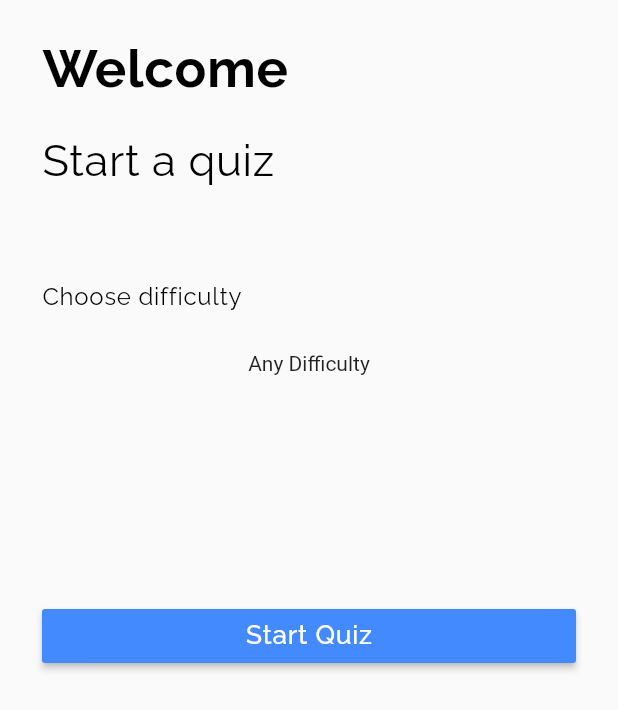
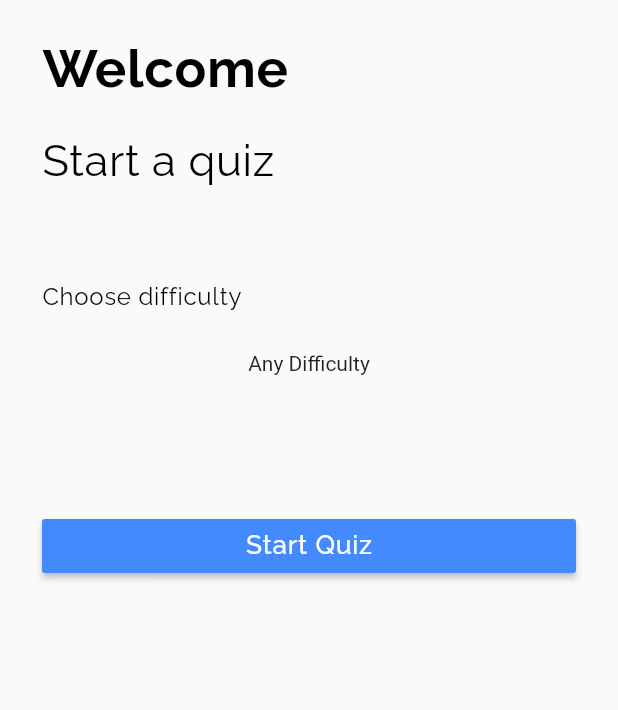
Before and after one commit to olumidayy/quizzify, a Flutter app: the Result screen opened directly with empty values, after a tap on "Home", on a phone screen of 412 x 824 dp. Shown: the top 710 px of the screen. Run offline on Flutter 3.47's test engine with Material 2 defaults, Android fonts, the phone set to English and light mode, and no system bars; our stand-ins replace firebase_auth, font_awesome_flutter, google_fonts, google_sign_in, percent_indicator; missing offline and left inert: direct_select; accounts and stored records are empty.

Commit message:
added some things

```diff
--- a/lib/main.dart
+++ b/lib/main.dart
@@ -1,6 +1,6 @@
 import 'package:flutter/material.dart';
 import './ui/home.dart';
-import './ui/question_page.dart';
+// import './ui/question_page.dart';
 
 void main() {
 //  print(getQuestions());
@@ -13,6 +13,7 @@ class MyApp extends StatelessWidget {
   Widget build(BuildContext context) {
     return MaterialApp(
       title: 'Flutter Demo',
+      debugShowCheckedModeBanner: false,
       home: Home(),
     );
   }
--- a/lib/ui/home.dart
+++ b/lib/ui/home.dart
@@ -93,7 +93,7 @@ class _HomeState extends State<Home> {
               });
             },
             items: _buildDifficulties()),
-        SizedBox(height: 100),
+        SizedBox(height: 40),
         Padding(
           padding: const EdgeInsets.all(28.0),
           child: RaisedButton(
--- a/lib/ui/question_page.dart
+++ b/lib/ui/question_page.dart
@@ -1,9 +1,9 @@
 import 'package:flutter/material.dart';
 import 'models.dart';
-import 'package:percent_indicator/percent_indicator.dart';
-import 'package:font_awesome_flutter/font_awesome_flutter.dart';
 import 'package:google_fonts/google_fonts.dart';
-import 'home.dart';
+// import 'home.dart';
+import 'result.dart';
+
 
 class QuestionPage extends StatefulWidget {
   final List<Question> questions;
@@ -20,10 +20,10 @@ class _QuestionPageState extends State<QuestionPage> {
   @override
   Widget build(BuildContext context) {
     List<Question> questions = (widget.questions);
-    print(questions.length);
     Question question = questions[index];
+    print(question.correctAnswer);
     List options = question.incorrectAnswers + [question.correctAnswer];
-    options.shuffle();
+    // options.shuffle();
     return Scaffold(
         body: ListView(
       children: <Widget>[
@@ -111,10 +111,11 @@ class _OptionState extends State<Option> {
     return Padding(
       padding: const EdgeInsets.all(8.0),
       child: Container(
-        width: 300,
+          alignment: Alignment.center,
+          width: 300,
           decoration: BoxDecoration(
             color: Colors.blueAccent[100],
-            border: Border.all(color: Colors.blueAccent, width: 2),
+            border: Border.all(color: Colors.black, width: 2),
             borderRadius: BorderRadius.circular(10),
           ),
           child: Padding(
@@ -136,118 +137,3 @@ String sanitize(String str) {
   str = str.replaceAll('&quot;', '"');
   return str;
 }
-
-class Result extends StatelessWidget {
-  final int score, total;
-  final List<Question> questions;
-
-  const Result({Key key, this.score, this.total, this.questions}) : super(key: key);
-
-  @override
-  Widget build(BuildContext context) {
-    var percent = ((this.score / this.total) * 100).toStringAsFixed(2);
-    return Scaffold(
-        body: SingleChildScrollView(
-      child: Column(
-          mainAxisAlignment: MainAxisAlignment.center,
-          children: <Widget>[
-            Center(
-              child: Padding(
-                padding: const EdgeInsets.fromLTRB(15, 28.0, 15, 5),
-                child: Text(
-                  'Your score',
-                  style: GoogleFonts.raleway(
-                    textStyle: TextStyle(
-                        color: Colors.black,
-                        letterSpacing: .5,
-                        // fontWeight: FontWeight.bold,
-                        fontSize: 30),
-                  ),
-                ),
-              ),
-            ),
-            new CircularPercentIndicator(
-              radius: 120.0,
-              lineWidth: 13.0,
-              animation: true,
-              percent: double.parse(percent) / 100,
-              center: new Text(
-                "$percent%",
-                style:
-                    new TextStyle(fontWeight: FontWeight.bold, fontSize: 20.0),
-              ),
-              footer: new Column(
-                children: <Widget>[
-                  Padding(
-                    padding: const EdgeInsets.fromLTRB(15, 28.0, 15, 5),
-                    child: Text(
-                      'Total number of Questions asked: ${this.total}',
-                      style: GoogleFonts.raleway(
-                        textStyle: TextStyle(
-                            color: Colors.black,
-                            letterSpacing: .5,
-                            // fontWeight: FontWeight.bold,
-                            fontSize: 17),
-                      ),
-                    ),
-                  ),
-                  Padding(
-                    padding: const EdgeInsets.fromLTRB(15, 28.0, 15, 5),
-                    child: Text(
-                      'Number of Questions answered correctly: ${this.score}',
-                      textAlign: TextAlign.center,
-                      style: GoogleFonts.raleway(
-                        textStyle: TextStyle(
-                            color: Colors.black,
-                            letterSpacing: .5,
-                            fontSize: 17),
-                      ),
-                    ),
-                  ),
-                ],
-              ),
-              circularStrokeCap: CircularStrokeCap.round,
-              progressColor: double.parse(percent) >= 70
-                  ? Colors.green
-                  : double.parse(percent) >= 50
-                      ? Colors.yellow
-                      : double.parse(percent) > 39 ? Colors.orange : Colors.red,
-            ),
-            SizedBox(height:30),
-            GestureDetector(
-              onTap: (){
-                Navigator.pushReplacement(context, MaterialPageRoute(builder: (context) => QuestionPage(questions: questions)));
-              },
-              child: Padding(
-                padding: const EdgeInsets.all(8.0),
-                child: FaIcon(
-                  FontAwesomeIcons.redo,
-                  size: 50,
-                ),
-              ),
-            ),
-            Text(
-              'Retry this quiz',
-              textAlign: TextAlign.center,
-              style: GoogleFonts.raleway(
-                textStyle: TextStyle(
-                    color: Colors.black, letterSpacing: .5, fontSize: 16),
-              ),
-            ),
-            SizedBox(height: 30,),
-            OutlineButton(onPressed: (){
-              Navigator.pushReplacement(context, MaterialPageRoute(builder: (context) => Home()));
-            },
-            child: Text(
-              'Home',
-              textAlign: TextAlign.center,
-              style: GoogleFonts.raleway(
-                textStyle: TextStyle(
-                    color: Colors.black, letterSpacing: .5, fontSize: 16),
-              ),
-            ),
-            )
-          ]),
-    ));
-  }
-}
--- /dev/null
+++ b/lib/ui/result.dart
@@ -0,0 +1,201 @@
+import 'package:flutter/material.dart';
+import 'models.dart';
+import 'package:percent_indicator/percent_indicator.dart';
+import 'package:font_awesome_flutter/font_awesome_flutter.dart';
+import 'package:google_fonts/google_fonts.dart';
+import 'home.dart';
+import 'signin.dart';
+import 'question_page.dart';
+
+class Result extends StatelessWidget {
+  final int score, total;
+  final List<Question> questions;
+
+  const Result({Key key, this.score, this.total, this.questions})
+      : super(key: key);
+
+  @override
+  Widget build(BuildContext context) {
+    var percent = ((this.score / this.total) * 100).toStringAsFixed(2);
+    return Scaffold(
+        body: SafeArea(
+      child: SingleChildScrollView(
+        child: Column(mainAxisAlignment: MainAxisAlignment.center, children: <
+            Widget>[
+          Center(
+            child: Padding(
+              padding: const EdgeInsets.fromLTRB(15, 28.0, 15, 5),
+              child: Text(
+                'Your score',
+                style: GoogleFonts.raleway(
+                  textStyle: TextStyle(
+                      color: Colors.black,
+                      letterSpacing: .5,
+                      // fontWeight: FontWeight.bold,
+                      fontSize: 30),
+                ),
+              ),
+            ),
+          ),
+          new CircularPercentIndicator(
+            radius: 120.0,
+            lineWidth: 13.0,
+            animationDuration: 750,
+            animation: true,
+            percent: double.parse(percent) / 100,
+            center: new Text(
+              "$percent%",
+              style: new TextStyle(fontWeight: FontWeight.bold, fontSize: 20.0),
+            ),
+            footer: new Column(
+              children: <Widget>[
+                Padding(
+                  padding: const EdgeInsets.fromLTRB(15, 28.0, 15, 5),
+                  child: Text(
+                    'Total number of Questions asked: ${this.total}',
+                    style: GoogleFonts.raleway(
+                      textStyle: TextStyle(
+                          color: Colors.black,
+                          letterSpacing: .5,
+                          // fontWeight: FontWeight.bold,
+                          fontSize: 17),
+                    ),
+                  ),
+                ),
+                Padding(
+                  padding: const EdgeInsets.fromLTRB(15, 28.0, 15, 5),
+                  child: Text(
+                    'Number of Questions answered correctly: ${this.score}',
+                    textAlign: TextAlign.center,
+                    style: GoogleFonts.raleway(
+                      textStyle: TextStyle(
+                          color: Colors.black, letterSpacing: .5, fontSize: 17),
+                    ),
+                  ),
+                ),
+              ],
+            ),
+            circularStrokeCap: CircularStrokeCap.round,
+            progressColor: double.parse(percent) >= 70
+                ? Colors.green
+                : double.parse(percent) >= 50
+                    ? Colors.yellow
+                    : double.parse(percent) > 39 ? Colors.orange : Colors.red,
+          ),
+          SizedBox(height: 30),
+          Row(
+            mainAxisAlignment: MainAxisAlignment.spaceAround,
+            children: <Widget>[
+              Column(
+                children: <Widget>[
+                  GestureDetector(
+                    onTap: () {
+                      Navigator.pushReplacement(
+                          context,
+                          MaterialPageRoute(
+                              builder: (context) =>
+                                  QuestionPage(questions: questions)));
+                    },
+                    child: Padding(
+                      padding: const EdgeInsets.all(8.0),
+                      child: FaIcon(
+                        FontAwesomeIcons.redo,
+                        size: 30,
+                        color: Colors.black,
+                      ),
+                    ),
+                  ),
+              Text(
+                'Retry',
+                textAlign: TextAlign.center,
+                style: GoogleFonts.raleway(
+                  textStyle: TextStyle(
+                      color: Colors.black, letterSpacing: .5, fontSize: 16),
+                ),
+              ),
+                ],
+              ),
+
+          Column(
+            children: <Widget>[
+              GestureDetector(
+                onTap: () {
+                  Navigator.pushReplacement(
+                      context,
+                      MaterialPageRoute(
+                          builder: (context) =>
+                              QuestionPage(questions: questions)));
+                },
+                child: Padding(
+                  padding: const EdgeInsets.all(8.0),
+                  child: FaIcon(
+                    FontAwesomeIcons.share,
+                    size: 30,
+                    color: Colors.black,
+                  ),
+                ),
+              ),
+          Text(
+            'Share',
+            textAlign: TextAlign.center,
+            style: GoogleFonts.raleway(
+              textStyle: TextStyle(
+                  color: Colors.black, letterSpacing: .5, fontSize: 16),
+            ),
+          ),
+            ],
+          ),
+          Column(
+            children: <Widget>[
+              GestureDetector(
+                onTap: () {
+                  Navigator.pushReplacement(
+                      context,
+                      MaterialPageRoute(
+                          builder: (context) =>
+                              SignIn()));
+                },
+                child: Padding(
+                  padding: const EdgeInsets.all(8.0),
+                  child: FaIcon(
+                    FontAwesomeIcons.save,
+                    size: 30,
+                    color: Colors.black,
+                  ),
+                ),
+              ),
+          Text(
+            'Save',
+            textAlign: TextAlign.center,
+            style: GoogleFonts.raleway(
+              textStyle: TextStyle(
+                  color: Colors.black, letterSpacing: .5, fontSize: 16),
+            ),
+          ),
+            ],
+          ),
+            ],
+          ),
+          SizedBox(
+            height: 30,
+          ),
+          OutlineButton(
+            borderSide: BorderSide(color: Colors.black, width: 1),
+            onPressed: () {
+              Navigator.pushReplacement(
+                  context, MaterialPageRoute(builder: (context) => Home()));
+            },
+            child: Text(
+              'Home',
+              textAlign: TextAlign.center,
+              style: GoogleFonts.raleway(
+                textStyle: TextStyle(
+                    color: Colors.black, letterSpacing: .5, fontSize: 16),
+              ),
+            ),
+          )
+        ]),
+      ),
+    ));
+  }
+}
--- a/pubspec.yaml
+++ b/pubspec.yaml
@@ -29,6 +29,9 @@ dependencies:
   direct_select: ^1.0.2+1
   percent_indicator: "^2.1.1"
   font_awesome_flutter: ^8.8.1
+  firebase_auth: ^0.16.0
+  google_sign_in: ^4.5.1
+  cloud_firestore: ^0.13.5
   # The following adds the Cupertino Icons font to your application.
   # Use with the CupertinoIcons class for iOS style icons.
   cupertino_icons: ^0.1.3
```
Also changed, not shown: lib/auth/auth.dart (added, +84 -0 lines), lib/ui/signin.dart (added, +125 -0 lines), pubspec.lock, 1 other file.
